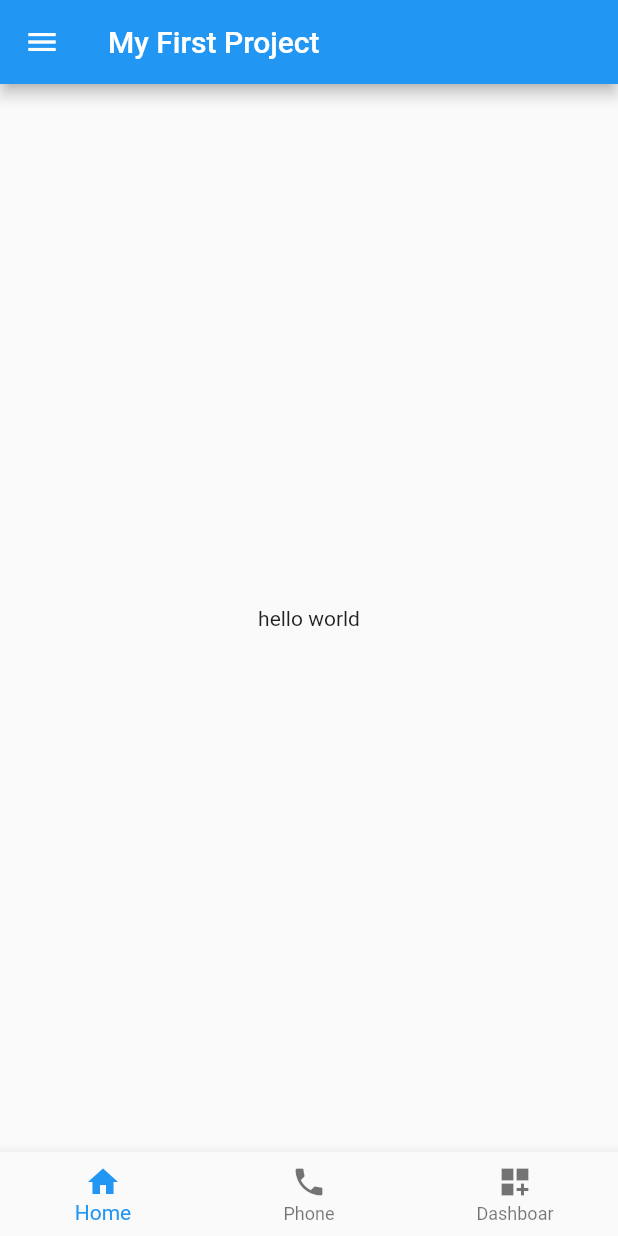
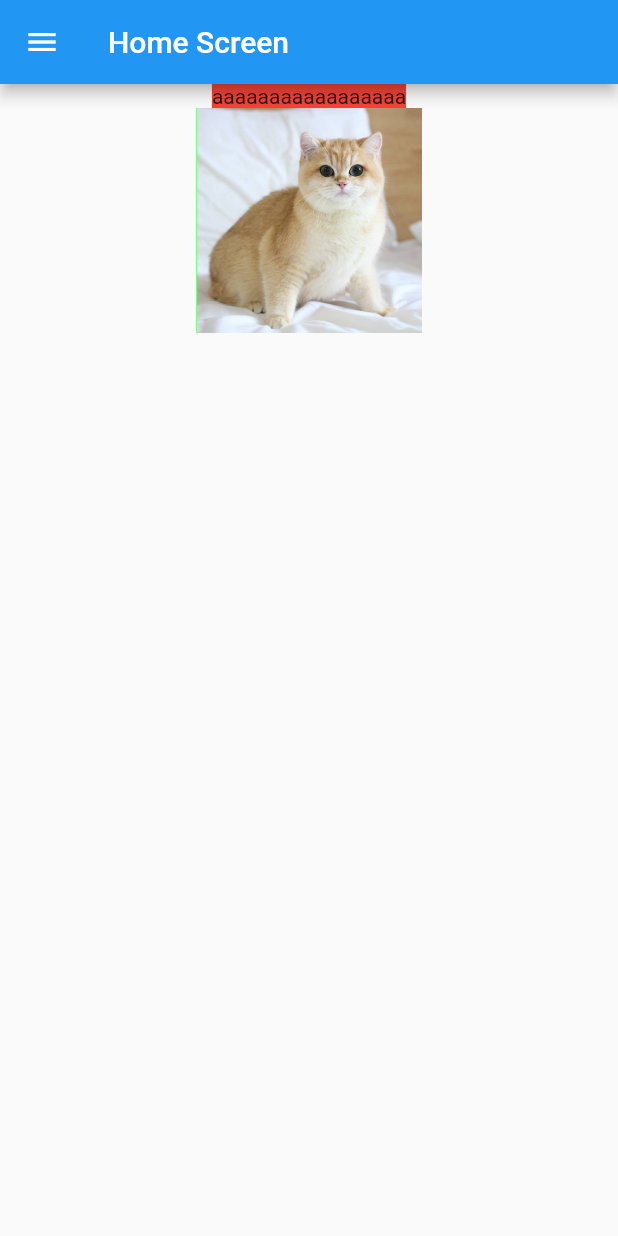
Before and after one commit to nattzazazero04/application, a Flutter app: the screen it shows after launch, on a phone screen of 412 x 824 dp. Run offline on Flutter 3.47's test engine with Material 2 defaults, Android fonts, the phone set to English and light mode, and no system bars.

Commit message:
Finish Today

```diff
--- a/lib/main.dart
+++ b/lib/main.dart
@@ -1,34 +1,15 @@
 import 'package:flutter/material.dart';
+import 'package:hello_world/screen/home_screen.dart';
 
 void main() {
-  runApp(
-    MaterialApp(
-      home: Scaffold(
-        drawer: Drawer(
-          child: Text("Hello Drawer"),
-        ),
-        appBar: AppBar(
-          title: Text("My First Project"),
-        ),
-        body: Center(
-          child: Text("hello world"),
-        ),
-       bottomNavigationBar: BottomNavigationBar(
-         items: [
-         BottomNavigationBarItem(
-          icon: Icon(Icons.home),
-          label: "Home"
-         ),
-         BottomNavigationBarItem(
-          icon: Icon(Icons.phone),
-          label: "Phone"
-         ),
-         BottomNavigationBarItem
-          (icon: Icon(Icons.dashboard_customize),
-          label: "Dashboar"
-         ),
-       ]),
-      ),
-    ),
-  );
+  runApp(MyApp());
 }
+
+class MyApp extends StatelessWidget {
+  @override
+  Widget build(BuildContext context) {
+    return MaterialApp(
+      home: HomeScreen(),
+    );
+  }
+}
--- /dev/null
+++ b/lib/screen/home_screen.dart
@@ -0,0 +1,39 @@
+import 'package:flutter/material.dart';
+
+class HomeScreen extends StatefulWidget {
+  HomeScreen({Key key}) : super(key: key);
+
+  @override
+  _HomeScreenState createState() => _HomeScreenState();
+}
+
+class _HomeScreenState extends State<HomeScreen> {
+  @override
+  Widget build(BuildContext context) {
+    return Container(
+      child: Scaffold(
+        drawer: Drawer(
+          child: Text("Hello Drawer"),
+        ),
+        appBar: AppBar(
+          title: Text("Home Screen"),
+        ),
+        body: Center(
+          child: Column(
+            children: [
+              Container(
+                color: Colors.red,
+                child: Text("aaaaaaaaaaaaaaaaa")),
+              Container(
+                width: 150,
+                height: 150,
+                color: Color(0xFF00ff00),
+                child: Image.asset('assets/images/cat.jpg'),
+        ),
+            ],
+          ),
+      ),
+    ),
+    );
+  }
+}
--- a/pubspec.yaml
+++ b/pubspec.yaml
@@ -45,8 +45,8 @@ flutter:
   uses-material-design: true
 
   # To add assets to your application, add an assets section, like this:
-  # assets:
-  #   - images/a_dot_burr.jpeg
+  assets:
+    - assets/images/cat.jpg
   #   - images/a_dot_ham.jpeg
 
   # An image asset can refer to one or more resolution-specific "variants", see
```
Also changed, not shown: assets/images/cat.jpg (added).
